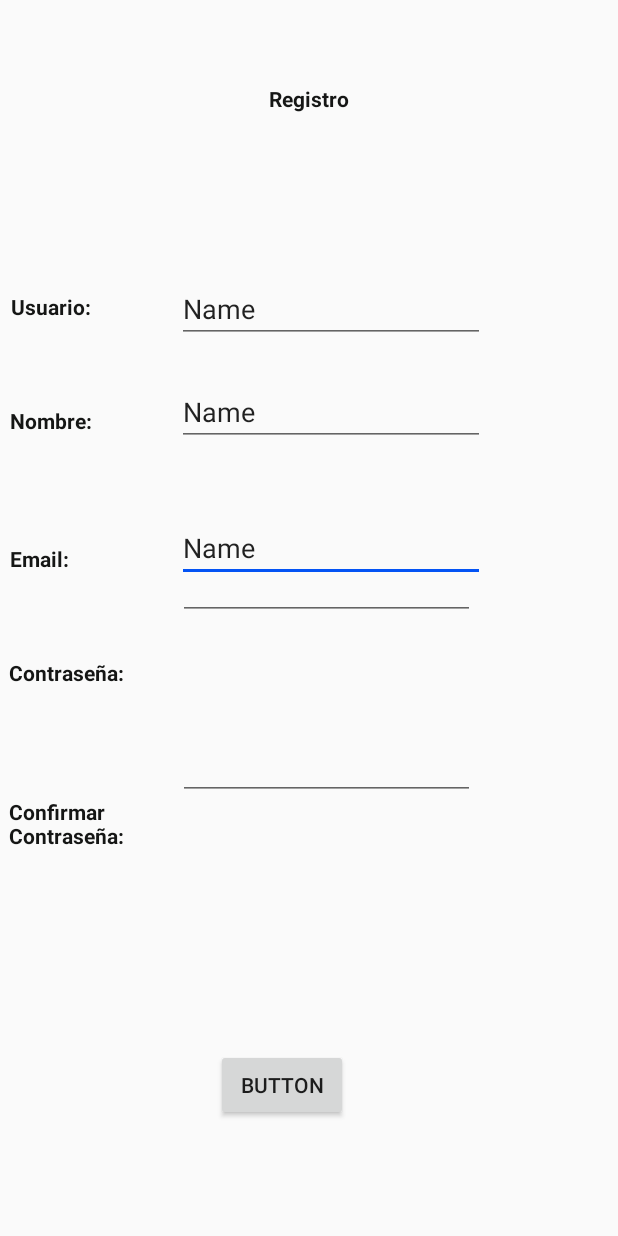
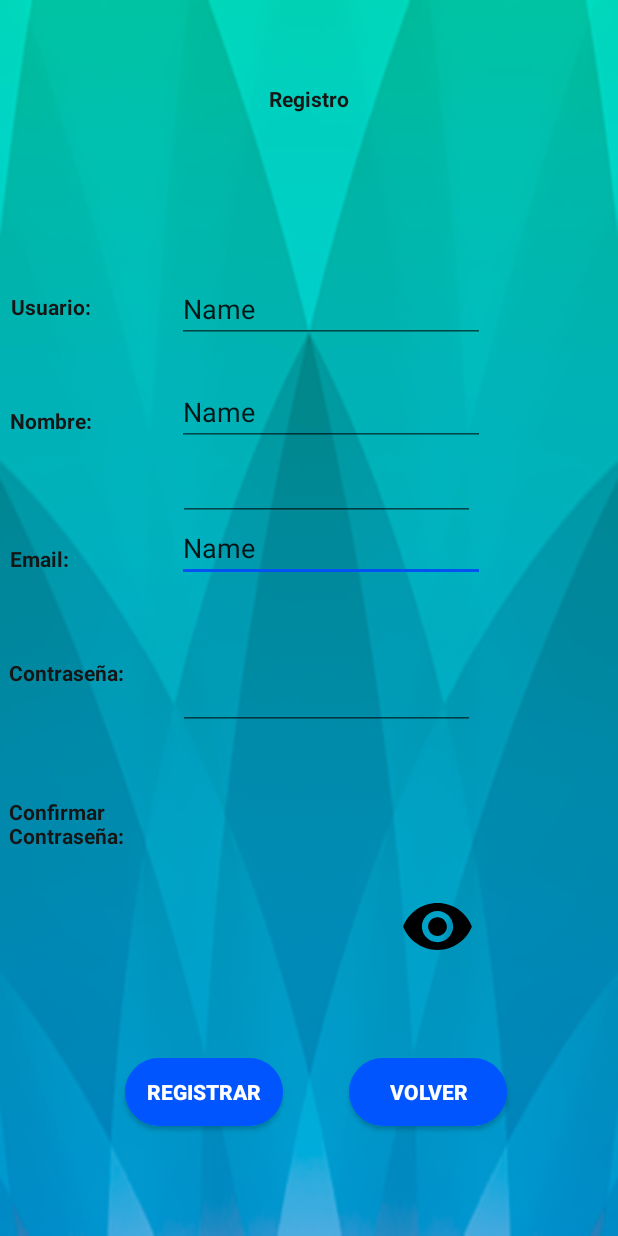
Before and after one commit to Pablogls2/MisTapasAndroid, an Android app: the layout registro_activity.xml on its own in the app's theme, with its tools: preview values and no code run, on a phone screen of 412 x 824 dp. Run offline under Robolectric (Android 15) with nearby library versions, the phone set to English and light mode, and no system bars.

Commit message:
registro_Alberto

```diff
--- a/app/src/main/AndroidManifest.xml
+++ b/app/src/main/AndroidManifest.xml
@@ -13,6 +13,8 @@
             android:roundIcon="@mipmap/ic_launcher_round"
             android:supportsRtl="true"
             android:theme="@style/AppTheme">
+        <activity android:name=".ui.registro.RegistroActivity">
+        </activity>
         <activity android:name=".ui.login.ActividadLogin">
             <intent-filter>
                 <action android:name="android.intent.action.MAIN"/>
--- a/app/src/main/res/layout/registro_activity.xml
+++ b/app/src/main/res/layout/registro_activity.xml
@@ -4,7 +4,21 @@
         xmlns:app="http://schemas.android.com/apk/res-auto" xmlns:tools="http://schemas.android.com/tools"
         android:layout_width="match_parent"
         android:layout_height="match_parent"
+        android:background="@drawable/fondo"
         tools:context=".ui.registro.RegistroFragment" android:id="@+id/cntRegistroConstraint">
+
+    <Button
+        android:id="@+id/btnRegistroMostOcult"
+        android:layout_width="50dp"
+        android:layout_height="50dp"
+        android:background="@drawable/ic_visibility_24px"
+        app:layout_constraintBottom_toBottomOf="parent"
+        app:layout_constraintEnd_toEndOf="parent"
+        app:layout_constraintHorizontal_bias="0.736"
+        app:layout_constraintStart_toStartOf="parent"
+        app:layout_constraintTop_toTopOf="parent"
+        app:layout_constraintVertical_bias="0.766" />
+
     <EditText
             android:layout_width="205dp"
             android:layout_height="41dp"
@@ -84,32 +98,64 @@
             app:layout_constraintStart_toStartOf="parent" app:layout_constraintEnd_toEndOf="parent"
             app:layout_constraintBottom_toBottomOf="parent" app:layout_constraintTop_toTopOf="parent"
             app:layout_constraintHorizontal_bias="0.572" app:layout_constraintVertical_bias="0.239"/>
+
     <EditText
+        android:id="@+id/etRegistroPass"
         android:layout_width="198dp"
         android:layout_height="37dp"
+        android:layout_marginTop="310dp"
+        android:ems="10"
         android:inputType="textPassword"
-            android:ems="10"
-            android:id="@+id/etRegistroPass"
-            app:layout_constraintEnd_toEndOf="parent" app:layout_constraintStart_toStartOf="parent"
-            app:layout_constraintTop_toTopOf="parent" android:layout_marginTop="376dp"
-            app:layout_constraintHorizontal_bias="0.553" app:layout_constraintBottom_toBottomOf="parent"
-            app:layout_constraintVertical_bias="0.0"/>
+        android:textSize="16sp"
+        app:layout_constraintBottom_toBottomOf="parent"
+        app:layout_constraintEnd_toEndOf="parent"
+        app:layout_constraintHorizontal_bias="0.553"
+        app:layout_constraintStart_toStartOf="parent"
+        app:layout_constraintTop_toTopOf="parent"
+        app:layout_constraintVertical_bias="0.0" />
+
     <EditText
+        android:id="@+id/etRegistroConfirm"
         android:layout_width="198dp"
         android:layout_height="37dp"
+        android:layout_marginTop="310dp"
+        android:ems="10"
         android:inputType="textPassword"
-            android:ems="10"
-            android:id="@+id/etRegistroConfirm"
-            app:layout_constraintEnd_toEndOf="parent" app:layout_constraintStart_toStartOf="parent"
-            app:layout_constraintTop_toTopOf="parent" android:layout_marginTop="376dp"
-            app:layout_constraintHorizontal_bias="0.553" app:layout_constraintBottom_toBottomOf="parent"
-            app:layout_constraintVertical_bias="0.292"/>
+        android:textSize="16sp"
+        app:layout_constraintBottom_toBottomOf="parent"
+        app:layout_constraintEnd_toEndOf="parent"
+        app:layout_constraintHorizontal_bias="0.553"
+        app:layout_constraintStart_toStartOf="parent"
+        app:layout_constraintTop_toTopOf="parent"
+        app:layout_constraintVertical_bias="0.292" />
+
     <Button
-            android:text="Button"
-            android:layout_width="wrap_content"
-            android:layout_height="wrap_content"
-            android:id="@+id/button" app:layout_constraintEnd_toEndOf="parent"
-            app:layout_constraintStart_toStartOf="parent" app:layout_constraintTop_toTopOf="parent"
-            app:layout_constraintBottom_toBottomOf="parent" app:layout_constraintHorizontal_bias="0.445"
-            app:layout_constraintVertical_bias="0.901"/>
+        android:id="@+id/btnRegistroRegistrar"
+        android:layout_width="105dp"
+        android:layout_height="45dp"
+        android:background="@drawable/btn2"
+        android:text="@string/aceptar_registrar"
+        android:textColor="@drawable/boton"
+        android:textStyle="bold"
+        app:layout_constraintBottom_toBottomOf="parent"
+        app:layout_constraintEnd_toEndOf="parent"
+        app:layout_constraintHorizontal_bias="0.271"
+        app:layout_constraintStart_toStartOf="parent"
+        app:layout_constraintTop_toTopOf="parent"
+        app:layout_constraintVertical_bias="0.906" />
+
+    <Button
+        android:id="@+id/btnRegistroVolver"
+        android:layout_width="105dp"
+        android:layout_height="45dp"
+        android:background="@drawable/btn2"
+        android:text="@string/volver_registrar"
+        android:textColor="@drawable/boton"
+        android:textStyle="bold"
+        app:layout_constraintBottom_toBottomOf="parent"
+        app:layout_constraintEnd_toEndOf="parent"
+        app:layout_constraintHorizontal_bias="0.758"
+        app:layout_constraintStart_toStartOf="parent"
+        app:layout_constraintTop_toTopOf="parent"
+        app:layout_constraintVertical_bias="0.906" />
 </androidx.constraintlayout.widget.ConstraintLayout>
--- a/app/src/main/res/values/strings.xml
+++ b/app/src/main/res/values/strings.xml
@@ -10,4 +10,6 @@
     <string name="registro_nombre">Nombre:</string>
     <string name="title_lista">Lista de Bares</string>
     <string name="login_entrar">Login</string>
+    <string name="aceptar_registrar">Registrar</string>
+    <string name="volver_registrar">Volver</string>
 </resources>
```
Also changed, not shown: app/src/main/java/com/example/mistapas/ui/login/ActividadLogin.java (+12 -0 lines), app/src/main/java/com/example/mistapas/ui/registro/RegistroActivity.java (+59 -0 lines), app/src/main/res/layout/activity_login.xml (+8 -4 lines), 1 other file. Lines whose indentation alone changed are shown as unchanged.
